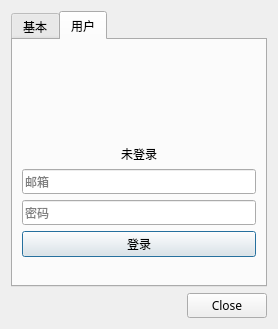
Old version of the form settingdialog.ui in the repository zonyitoo/doubanfm-qt.
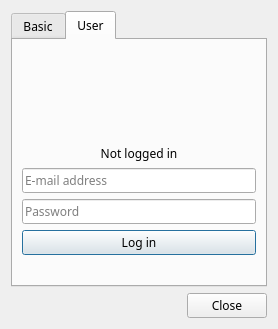
New version of the form. Icons and pictures are not drawn.

Patch:
```diff
--- a/settingdialog.ui
+++ b/settingdialog.ui
@@ -29,7 +29,7 @@
      </property>
      <widget class="QWidget" name="tab">
       <attribute name="title">
-       <string>基本</string>
+       <string>Basic</string>
       </attribute>
       <layout class="QVBoxLayout" name="verticalLayout_4">
        <item>
@@ -109,7 +109,7 @@
      </widget>
      <widget class="QWidget" name="loginTab">
       <attribute name="title">
-       <string>用户</string>
+       <string>User</string>
       </attribute>
       <layout class="QVBoxLayout" name="verticalLayout_3">
        <item>
@@ -157,7 +157,7 @@
            <item>
             <widget class="QLabel" name="usernameLabel">
              <property name="text">
-              <string>未登录</string>
+              <string>Not logged in</string>
              </property>
              <property name="alignment">
               <set>Qt::AlignCenter</set>
@@ -187,7 +187,7 @@
           <set>Qt::ImhEmailCharactersOnly</set>
          </property>
          <property name="placeholderText">
-          <string>邮箱</string>
+          <string>E-mail address</string>
          </property>
         </widget>
        </item>
@@ -197,14 +197,14 @@
           <enum>QLineEdit::Password</enum>
          </property>
          <property name="placeholderText">
-          <string>密码</string>
+          <string>Password</string>
          </property>
         </widget>
        </item>
        <item>
         <widget class="QPushButton" name="loginButton">
          <property name="text">
-          <string>登录</string>
+          <string>Log in</string>
          </property>
          <property name="default">
           <bool>true</bool>
```
Left out of the diff: 6 changed lines with no effect on the pictures.
